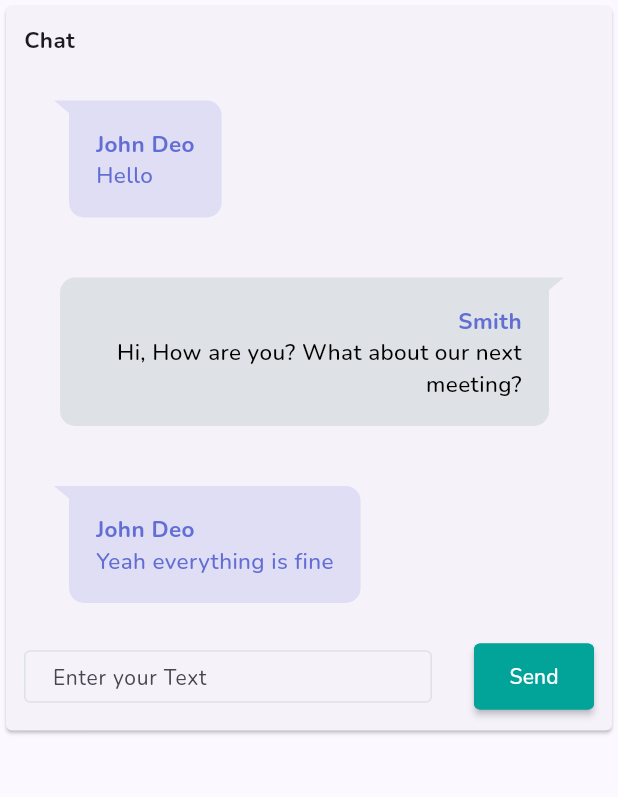
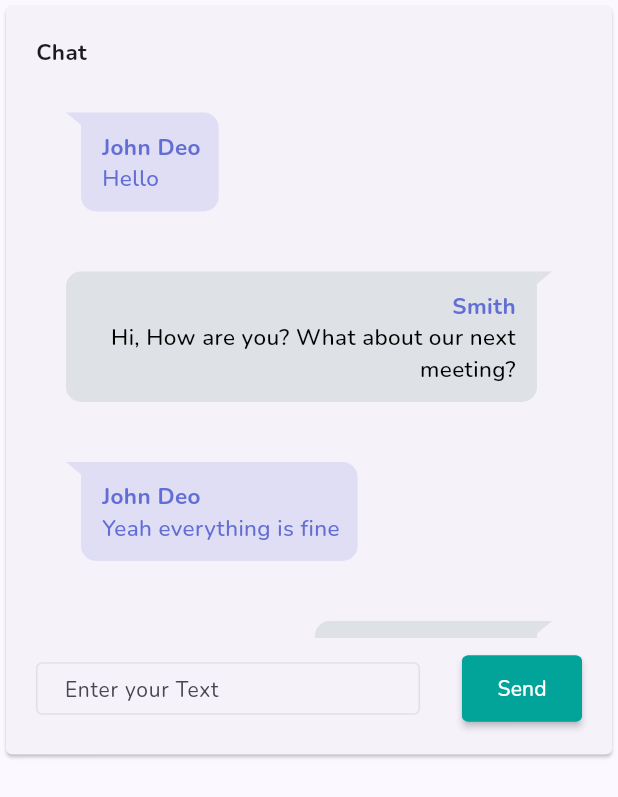
Before and after one commit to meahdev/flutter-web, a Flutter app: the Chatscreen widget shown alone on an empty page, opened directly, on a phone screen of 412 x 824 dp. Shown: the top 797 px of the screen. Run offline on Flutter 3.47's test engine with Material 2 defaults, Android fonts, the phone set to English and light mode, and no system bars; drawn by our look-alikes of flutter_chat_bubble; our stand-ins replace auto_route, flutter_bloc, flutter_svg, freezed_annotation, hive_flutter; accounts and stored records are empty; network calls fail; key blocks and very long unbroken strings in the code were emptied for the run.

Commit message:
fix issues

```diff
--- a/lib/src/views/dashboard/activity.dart
+++ b/lib/src/views/dashboard/activity.dart
@@ -1,8 +1,6 @@
-import 'package:admin_dashboard/src/constant/color.dart';
 import 'package:admin_dashboard/src/constant/string.dart';
 import 'package:admin_dashboard/src/constant/text.dart';
-import 'package:admin_dashboard/src/utils/hive/hive_keys.dart';
-import 'package:admin_dashboard/src/utils/hive/hive_utils.dart';
+
 import 'package:flutter/material.dart';
 
 class Activity extends StatefulWidget {
--- a/lib/src/views/dashboard/chat_screen.dart
+++ b/lib/src/views/dashboard/chat_screen.dart
@@ -53,7 +53,7 @@ class _ChatscreenState extends State<Chatscreen> {
       child: ConstrainedBox(
         constraints: const BoxConstraints(minHeight: 400),
         child: Container(
-          padding: const EdgeInsets.all(12.0),
+          padding: const EdgeInsets.all(20.0),
           child: Column(
             crossAxisAlignment: CrossAxisAlignment.start,
             mainAxisSize: MainAxisSize.min,
@@ -131,7 +131,7 @@ class _ChatscreenState extends State<Chatscreen> {
   }) {
     return ChatBubble(
       alignment: !isMe ? Alignment.bottomLeft : Alignment.bottomRight,
-      padding: const EdgeInsets.all(18),
+      padding: const EdgeInsets.all(12),
       margin: const EdgeInsets.all(20),
       shadowColor: Colors.transparent,
       clipper: isMe
@@ -140,8 +140,8 @@ class _ChatscreenState extends State<Chatscreen> {
       backGroundColor: boxColor,
       child: Container(
         padding: !isMe
-            ? const EdgeInsets.only(left: 10)
-            : const EdgeInsets.only(right: 10),
+            ? const EdgeInsets.only(left: 12)
+            : const EdgeInsets.only(right: 12),
         constraints: const BoxConstraints(maxWidth: 300),
         child: Column(
           crossAxisAlignment:
--- a/lib/src/views/dashboard/top_producr_sales_box.dart
+++ b/lib/src/views/dashboard/top_producr_sales_box.dart
@@ -19,7 +19,9 @@ class _TopProductSaleState extends State<TopProductSale> {
       ),
       child: ConstrainedBox(
         constraints: BoxConstraints(
-            minHeight: 250, minWidth: MediaQuery.of(context).size.width),
+          minHeight: 250,
+          minWidth: MediaQuery.of(context).size.width,
+        ),
         child: Container(
           padding: const EdgeInsets.all(20),
           color: ColorConst.primary,
```
